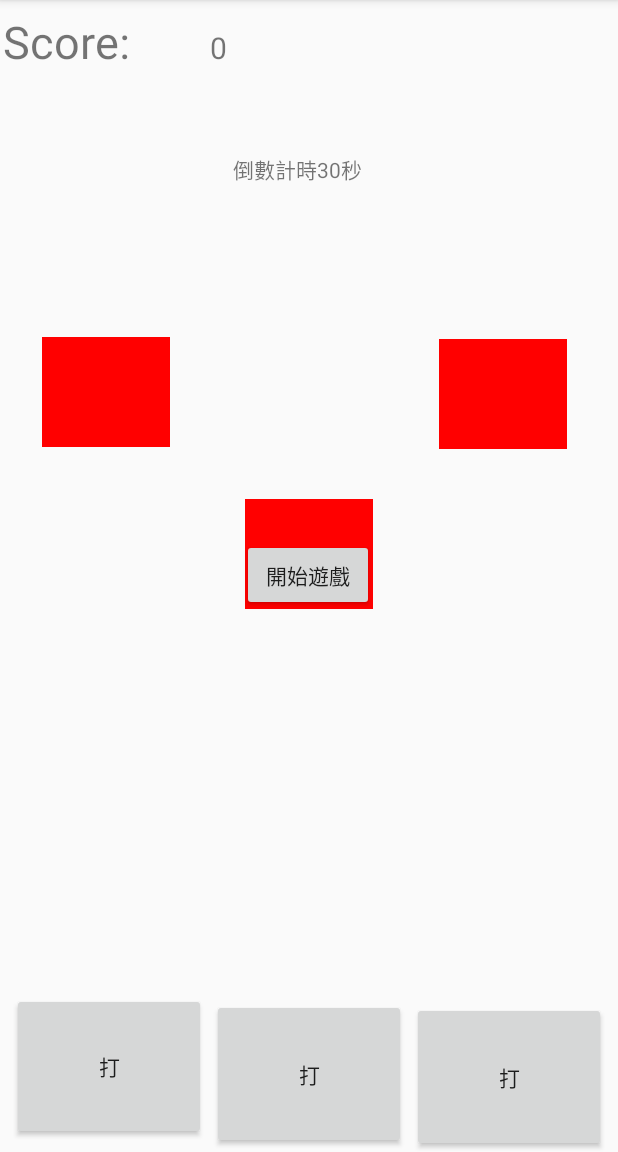
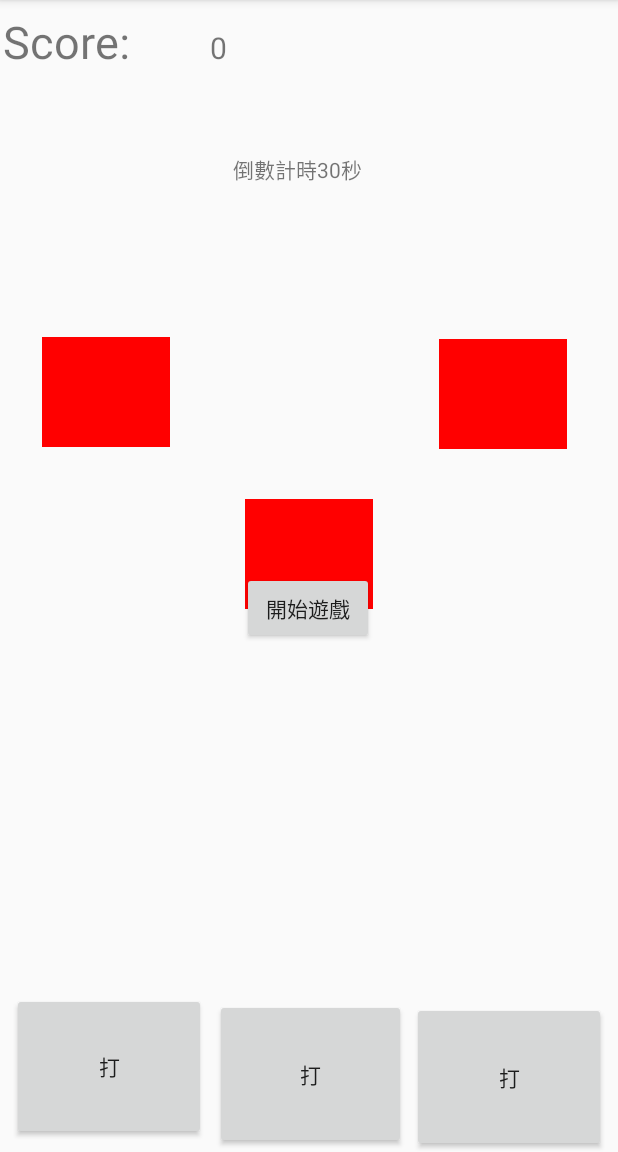
Before and after one commit to linitachi/Android-app-, an Android app: the screen it shows after launch (MainActivity), on a phone screen of 412 x 824 dp, the part 84-1236 px from its top. Run offline under Robolectric (Android 15) with nearby library versions, the phone set to English and light mode, and no system bars.

```diff
--- a/hitZombie/app/src/main/res/layout/activity_main.xml
+++ b/hitZombie/app/src/main/res/layout/activity_main.xml
@@ -33,14 +33,14 @@
 
     <Button
         android:id="@+id/button5"
-        android:layout_width="129dp"
+        android:layout_width="127dp"
         android:layout_height="100dp"
         android:layout_marginEnd="140dp"
         android:layout_marginStart="8dp"
         android:layout_marginTop="8dp"
-        android:text="打"
         android:clickable="true"
         android:onClick="hit1"
+        android:text="打"
         app:layout_constraintBottom_toBottomOf="parent"
         app:layout_constraintEnd_toEndOf="parent"
         app:layout_constraintHorizontal_bias="0.992"
@@ -146,7 +146,7 @@
         app:layout_constraintHorizontal_bias="0.498"
         app:layout_constraintStart_toStartOf="parent"
         app:layout_constraintTop_toTopOf="parent"
-        app:layout_constraintVertical_bias="0.499" />
+        app:layout_constraintVertical_bias="0.53" />
 
     <TextView
         android:id="@+id/endtime"
```
